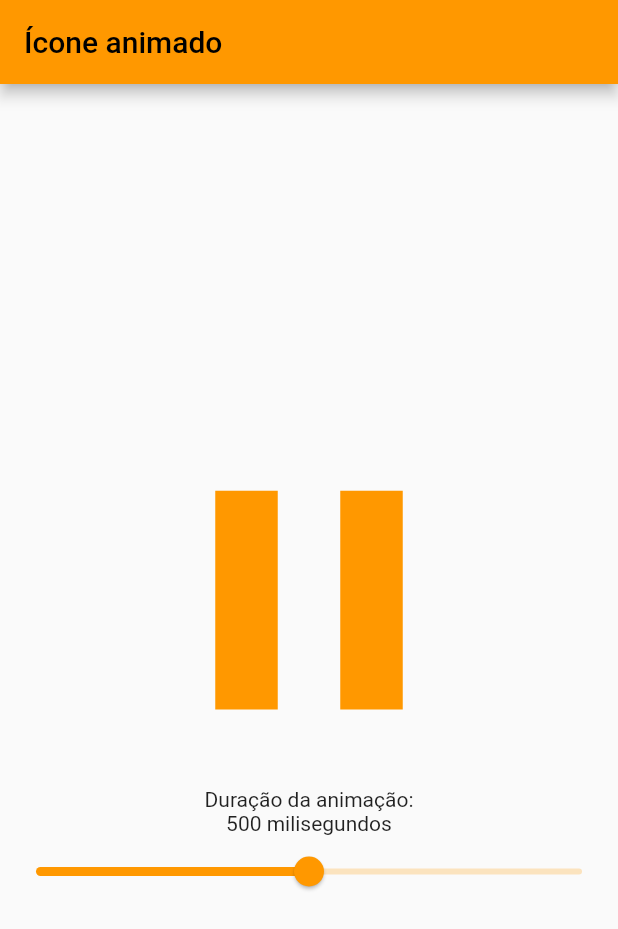
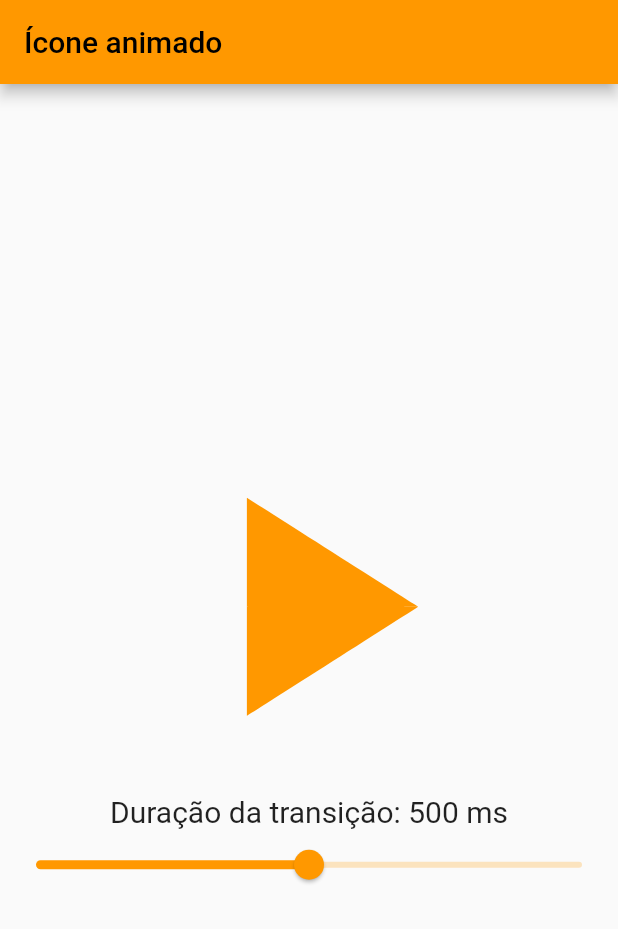
Before and after one commit to maykedesenvolvimento/flutter_tutoriais, a Flutter app: the screen it shows after launch, on a phone screen of 412 x 824 dp. Shown: the top 929 px of the screen. Run offline on Flutter 3.47's test engine with Material 2 defaults, Android fonts, the phone set to English and light mode, and no system bars.

Commit message:
#001 - ÍconeAnimado

```diff
--- a/lib/icone_animado.dart
+++ b/lib/icone_animado.dart
@@ -9,16 +9,13 @@ class IconeAnimado extends StatefulWidget {
 
 class _IconeAnimadoState extends State<IconeAnimado>
     with TickerProviderStateMixin {
-  bool clicado = false;
+  late AnimationController controller = AnimationController(
+    vsync: this,
+    duration: const Duration(milliseconds: 500),
+  );
 
-  double duracao = 0.5;
-  int get duracaoMilisegundos => (duracao * 1000).toInt();
-
-  late AnimationController controller = AnimationController(
-    duration: Duration(milliseconds: duracaoMilisegundos),
-    reverseDuration: Duration(milliseconds: duracaoMilisegundos),
-    vsync: this,
-  );
+  double valorSlider = 0.5;
+  Duration get duracao => Duration(milliseconds: (valorSlider * 1000).toInt());
 
   @override
   Widget build(BuildContext context) {
@@ -32,35 +29,33 @@ class _IconeAnimadoState extends State<IconeAnimado>
           children: [
             GestureDetector(
               onTap: () {
-                clicado = !clicado;
-                if (clicado) {
-                  controller.reverse();
-                } else {
-                  controller.forward();
-                }
+                controller.status == AnimationStatus.completed
+                    ? controller.reverse()
+                    : controller.forward();
               },
               child: AnimatedIcon(
                 size: 250,
                 color: Colors.orange,
-                icon: AnimatedIcons.pause_play,
+                icon: AnimatedIcons.play_pause,
                 progress: CurvedAnimation(
                   curve: Curves.linear,
                   parent: controller,
                 ),
               ),
             ),
-            const Text('Duração da animação:'),
-            Text('$duracaoMilisegundos milisegundos'),
+            Text(
+              'Duração da transição: ${duracao.inMilliseconds} ms',
+              style: const TextStyle(fontSize: 20),
+            ),
             Slider(
-              onChanged: (double value) {
+              value: valorSlider,
+              onChanged: (val) {
                 setState(() {
-                  duracao = value;
-                  controller.reverseDuration = controller.duration =
-                      controller.reverseDuration =
-                          Duration(milliseconds: duracaoMilisegundos);
+                  valorSlider = val;
+                  controller.duration = duracao;
+                  controller.reverseDuration = duracao;
                 });
               },
-              value: duracao,
             ),
           ],
         ),
--- a/lib/main.dart
+++ b/lib/main.dart
@@ -11,6 +11,7 @@ class Aplicacao extends StatelessWidget {
   Widget build(BuildContext context) {
     return MaterialApp(
       title: 'Flutter Tutoriais',
+      debugShowCheckedModeBanner: false,
       theme: ThemeData(
         primarySwatch: Colors.orange,
       ),
```
